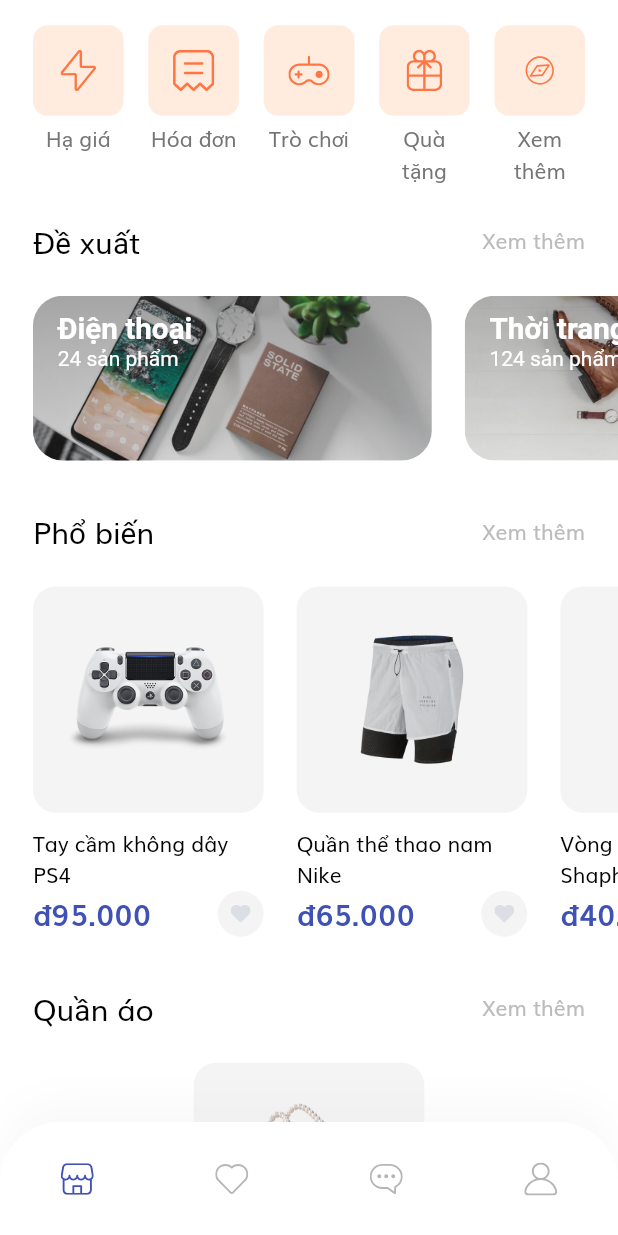
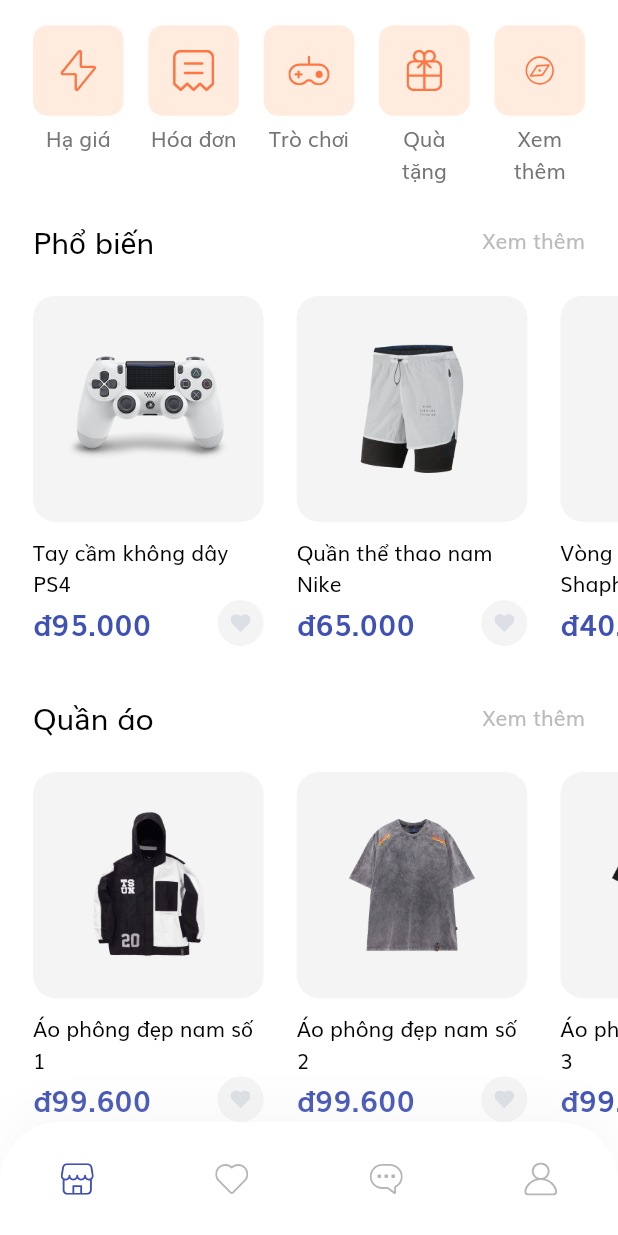
Before and after one commit to tiendat8011/shoppeApp_UI_Project, a Flutter app: the HomeScreen screen opened by its route, scrolled down 87 dp, on a phone screen of 412 x 824 dp. Run offline on Flutter 3.47's test engine with Material 2 defaults, Android fonts, the phone set to English and light mode, and no system bars; our stand-ins replace flutter_svg; missing offline and left inert: dart:ffi.

Commit message:
Add clothes product

```diff
--- a/shopee/lib/models/Product.dart
+++ b/shopee/lib/models/Product.dart
@@ -86,7 +86,7 @@ List<Product> demoProducts = [
   Product(
     id: 4,
     images: [
-      "assets/images/necklace.png",
+      "assets/images/wireless headset.png",
     ],
     colors: [
       Color(0xFFF6625E),
@@ -99,12 +99,11 @@ List<Product> demoProducts = [
     description: description,
     rating: 4.1,
     isFavourite: true,
-    isCloth: true,
   ),
   Product(
     id: 5,
     images: [
-      "assets/images/Rengoku.png",
+      "assets/images/cloth1.png",
     ],
     colors: [
       Color(0xFFF6625E),
@@ -116,12 +115,13 @@ List<Product> demoProducts = [
     price: '99.600',
     description: description,
     rating: 4.1,
+    isCloth: true,
    // isCloth: true,
   ),
   Product(
     id: 6,
     images: [
-      "assets/images/cloth3.png",
+      "assets/images/cloth2.png",
     ],
     colors: [
       Color(0xFFF6625E),
@@ -133,12 +133,13 @@ List<Product> demoProducts = [
     price: '99.600',
     description: description,
     rating: 4.1,
+    isCloth: true,
     //isCloth: true,
   ),
   Product(
     id: 7,
     images: [
-      "assets/images/cloth2.png",
+      "assets/images/cloth3.png",
     ],
     colors: [
       Color(0xFFF6625E),
@@ -150,6 +151,25 @@ List<Product> demoProducts = [
     price: '99.600',
     description: description,
     rating: 4.1,
+    isCloth: true,
+   // isCloth: true,
+  ),
+  Product(
+    id: 8,
+    images: [
+      "assets/images/cloth4.png",
+    ],
+    colors: [
+      Color(0xFFF6625E),
+      Color(0xFF836DB8),
+      Color(0xFFDECB9C),
+      Colors.white,
+    ],
+    title: "Áo phông đẹp nam số 4",
+    price: '99.600',
+    description: description,
+    rating: 4.1,
+    isCloth: true,
    // isCloth: true,
   ),
 
--- a/shopee/lib/screens/home/components/body.dart
+++ b/shopee/lib/screens/home/components/body.dart
@@ -20,8 +20,8 @@ class Body extends StatelessWidget {
             HomeHeader(),
             SizedBox(height: getProportionateScreenWidth(10)),
             Categories(),
-            SpecialOffers(),
-            SizedBox(height: getProportionateScreenWidth(30)),
+            // SpecialOffers(),
+            //SizedBox(height: getProportionateScreenWidth(30)),
             PopularProducts(),
             SizedBox(height: getProportionateScreenWidth(30)),
             ClothProducts(),
```
